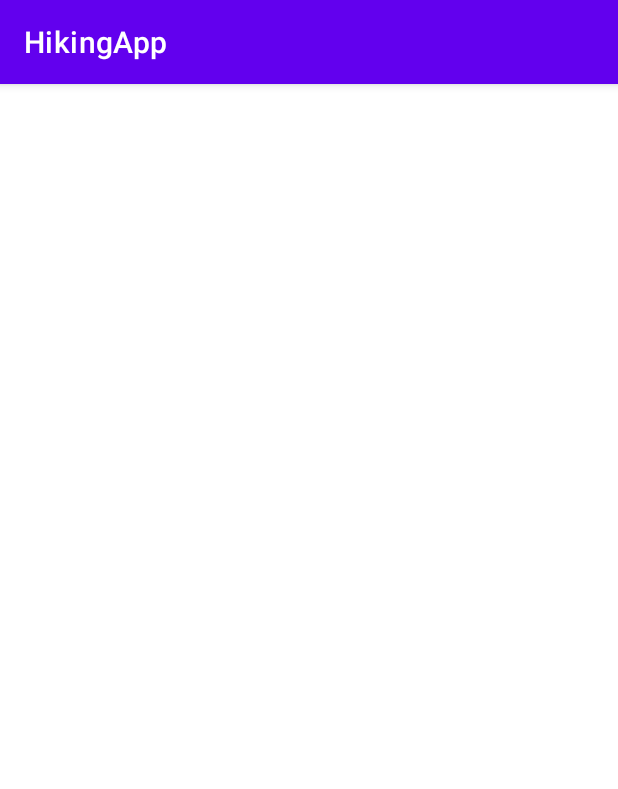
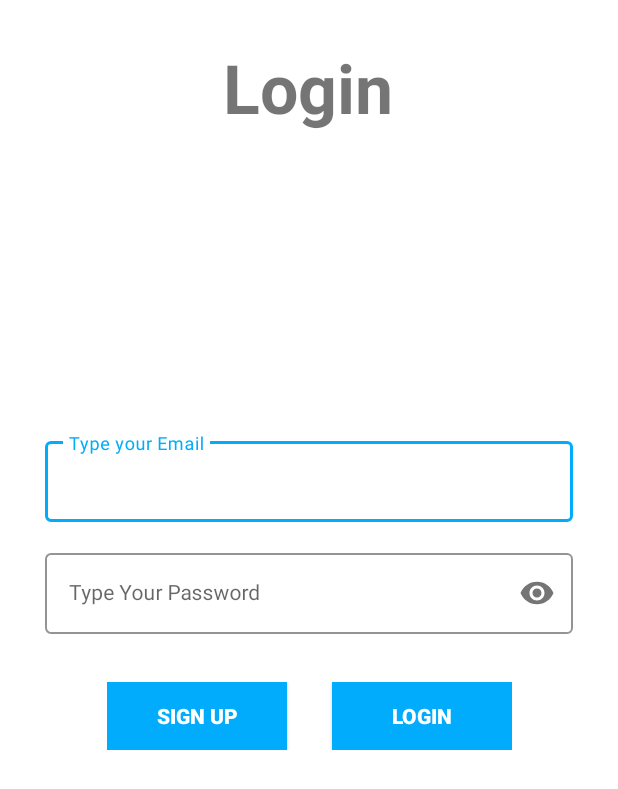
Before and after one commit to bulent017/HikingApp.v2, an Android app: the screen it shows after launch (AuthActivity), on a phone screen of 412 x 824 dp. Shown: the top 789 px of the screen. Run offline under Robolectric (Android 15) with nearby library versions, the phone set to English and light mode, and no system bars; our stand-ins replace Firebase (no records; nobody signed in at launch, a user with empty details on screens opened directly).

Commit message:
Splash Screen ve Authentication işlemleri tamamlandı
Splash Screen eklendi. Basit slayt animasyonu eklendi.
Firebase bağlantısı kuruldu.
Login sign Up ekranları tamamlandı.

```diff
--- a/app/build.gradle
+++ b/app/build.gradle
@@ -1,6 +1,7 @@
 plugins {
     id 'com.android.application'
     id 'org.jetbrains.kotlin.android'
+    id 'com.google.gms.google-services'
 }
 
 android {
@@ -41,6 +42,8 @@ dependencies {
     implementation 'androidx.appcompat:appcompat:1.6.0'
     implementation 'com.google.android.material:material:1.8.0'
     implementation 'androidx.constraintlayout:constraintlayout:2.1.4'
+    implementation 'com.google.firebase:firebase-auth-ktx:21.0.3'
+    implementation 'com.google.firebase:firebase-database-ktx:20.1.0'
     testImplementation 'junit:junit:4.13.2'
     androidTestImplementation 'androidx.test.ext:junit:1.1.5'
     androidTestImplementation 'androidx.test.espresso:espresso-core:3.5.1'
--- a/app/src/main/AndroidManifest.xml
+++ b/app/src/main/AndroidManifest.xml
@@ -16,6 +16,7 @@
             android:exported="false" />
         <activity
             android:name=".AuthActivity"
+            android:theme="@style/HikingApp.NoActionBar"
             android:exported="false" />
         <activity
             android:name=".SplashActivity"
--- /dev/null
+++ b/app/src/main/java/View/FragmentLogin.kt
@@ -0,0 +1,96 @@
+package View
+
+import android.content.Intent
+import android.os.Bundle
+import android.text.TextUtils
+import androidx.fragment.app.Fragment
+import android.view.LayoutInflater
+import android.view.View
+import android.view.ViewGroup
+import android.widget.Toast
+import androidx.navigation.fragment.findNavController
+import com.example.hikingapp.MainActivity
+import com.example.hikingapp.R
+import com.example.hikingapp.databinding.FragmentLoginBinding
+import com.google.firebase.auth.FirebaseAuth
+import com.google.firebase.auth.ktx.auth
+import com.google.firebase.ktx.Firebase
+
+
+class FragmentLogin : Fragment() {
+    private var _binding: FragmentLoginBinding? = null
+    private val binding get() = _binding!!
+    private lateinit var auth: FirebaseAuth
+
+    override fun onCreate(savedInstanceState: Bundle?) {
+        super.onCreate(savedInstanceState)
+
+    }
+
+    override fun onCreateView(
+        inflater: LayoutInflater, container: ViewGroup?,
+        savedInstanceState: Bundle?
+    ): View? {
+        // Inflate the layout for this fragment
+        _binding = FragmentLoginBinding.inflate(inflater,container,false)
+        auth = Firebase.auth
+        auth = Firebase.auth
+        /*
+        if (auth.currentUser!= null){
+            startActivity(Intent(requireContext(),MainActivity::class.java)) // burada eğer curretn user giriş yaptıysa daha önceden login işlemini tekrar yapmasına gerek  kalmaz
+            finish()
+        }
+
+         */
+
+        binding.apply {
+
+            buttonSignUp.setOnClickListener { findNavController().navigate(R.id.action_fragmentLogin_to_fragmentSignUp) }
+            buttonLogin.setOnClickListener {
+                when{
+                    TextUtils.isEmpty(emailEdittextLogin.text.toString().trim{it<= ' '}) -> {
+                        Toast.makeText(
+                            requireActivity(),
+                            "Please enter email",
+                            Toast.LENGTH_SHORT
+                        ).show()
+                    }
+                    TextUtils.isEmpty(passwordEdittextLogin.text.toString().trim{it<= ' '}) -> {
+                        Toast.makeText(
+                            requireActivity(),
+                            "Please enter password",
+                            Toast.LENGTH_SHORT
+                        ).show()
+                    }
+                    else ->{
+                        val email: String = emailEdittextLogin.text.toString() // trim boşluk girdiyse silimemize olanak tanır
+                        val password: String = passwordEdittextLogin.text.toString()
+                        // Sign in  instance and create a register a user with e mail and password
+                        auth.signInWithEmailAndPassword(email,password).addOnCompleteListener(requireActivity()){task ->
+                            if (task.isSuccessful){
+
+                                startActivity(Intent(requireContext(),MainActivity::class.java)) // activiteye bağlandık
+                                onDestroyView()
+                                onDestroy()
+                            }
+                            else{
+                                Toast.makeText(requireActivity(),task.exception!!.message.toString(),
+                                    Toast.LENGTH_SHORT).show()
+                            }
+                        }
+
+                    }                    }
+                //println(FirebaseAuth.getInstance().currentUser?.uid)
+            }
+        }
+        return binding.root
+    }
+
+
+    override fun onDestroyView() {
+        super.onDestroyView()
+        _binding = null
+    }
+
+
+}
--- a/app/src/main/java/com/example/hikingapp/SplashActivity.kt
+++ b/app/src/main/java/com/example/hikingapp/SplashActivity.kt
@@ -6,6 +6,7 @@ import android.os.Bundle
 import android.os.Handler
 import android.view.animation.AnimationUtils
 import android.widget.ImageView
+import android.widget.TextView
 import com.example.hikingapp.databinding.ActivityAuthBinding
 import com.example.hikingapp.databinding.ActivitySplashBinding
 
@@ -19,8 +20,10 @@ class SplashActivity : AppCompatActivity() {
         setContentView(binding.root)
 
         val backgroundImage: ImageView = binding.imageView
+        val header: TextView = binding.textView
         val sideAnimation =AnimationUtils.loadAnimation(this,R.anim.slide)
         backgroundImage.startAnimation(sideAnimation)
+        header.startAnimation(sideAnimation)
 
         Handler().postDelayed({startActivity(Intent(this,AuthActivity::class.java))
                               finish()},4000)
--- a/app/src/main/res/layout/activity_auth.xml
+++ b/app/src/main/res/layout/activity_auth.xml
@@ -6,4 +6,13 @@
     android:layout_height="match_parent"
     tools:context=".AuthActivity">
 
+    <androidx.fragment.app.FragmentContainerView
+        android:id="@+id/fragmentContainerView"
+        android:name="androidx.navigation.fragment.NavHostFragment"
+        android:layout_width="match_parent"
+        android:layout_height="match_parent"
+        app:defaultNavHost="true"
+        app:navGraph="@navigation/naviigation_graph_auth"
+        tools:layout_editor_absoluteX="1dp"
+        tools:layout_editor_absoluteY="1dp" />
 </androidx.constraintlayout.widget.ConstraintLayout>
--- a/app/src/main/res/layout/activity_splash.xml
+++ b/app/src/main/res/layout/activity_splash.xml
@@ -22,7 +22,8 @@
         android:layout_width="wrap_content"
         android:layout_height="wrap_content"
         android:fontFamily="sans-serif-black"
-        android:text="TextView"
+        android:text="Time To Walk"
+        android:textSize="40sp"
         app:layout_constraintBottom_toBottomOf="parent"
         app:layout_constraintEnd_toEndOf="parent"
         app:layout_constraintStart_toStartOf="parent"
--- /dev/null
+++ b/app/src/main/res/layout/fragment_login.xml
@@ -0,0 +1,109 @@
+<androidx.constraintlayout.widget.ConstraintLayout xmlns:android="http://schemas.android.com/apk/res/android"
+    xmlns:tools="http://schemas.android.com/tools"
+    android:layout_width="match_parent"
+    android:layout_height="match_parent"
+    xmlns:app="http://schemas.android.com/apk/res-auto"
+    tools:context="View.FragmentLogin">
+
+    <TextView
+        android:id="@+id/LoginID"
+        android:layout_width="184dp"
+        android:layout_height="0dp"
+        android:layout_marginTop="28dp"
+        android:gravity="center"
+        android:text="@string/login"
+        android:textSize="45sp"
+        android:textStyle="bold"
+        app:layout_constraintEnd_toEndOf="parent"
+        app:layout_constraintHorizontal_bias="0.497"
+        app:layout_constraintStart_toStartOf="parent"
+        app:layout_constraintTop_toTopOf="parent" />
+
+    <com.google.android.material.textfield.TextInputLayout
+        android:id="@+id/emailLayout"
+        style="@style/LoginTextInputOuterFieldStyle"
+        android:layout_width="match_parent"
+        android:layout_height="wrap_content"
+        android:layout_marginHorizontal="30dp"
+        android:layout_marginTop="200dp"
+        app:boxStrokeColor="@color/blue"
+        app:hintTextColor="@color/blue"
+        app:layout_constraintEnd_toEndOf="parent"
+        app:layout_constraintHorizontal_bias="0.5"
+        app:layout_constraintStart_toStartOf="parent"
+        app:layout_constraintTop_toBottomOf="@+id/LoginID">
+
+        <com.google.android.material.textfield.TextInputEditText
+            android:id="@+id/emailEdittext_Login"
+            style="@style/LoginTextInputInnerFieldStyle"
+            android:layout_width="match_parent"
+            android:layout_height="wrap_content"
+            android:baselineAligned="false"
+            android:hint="@string/type_your_email"
+            android:inputType="textEmailAddress" />
+    </com.google.android.material.textfield.TextInputLayout>
+
+    <com.google.android.material.textfield.TextInputLayout
+        android:id="@+id/passwordLayout"
+        style="@style/LoginTextInputOuterFieldStyle"
+        android:layout_width="0dp"
+        android:layout_height="wrap_content"
+        android:layout_marginStart="30dp"
+        android:layout_marginEnd="30dp"
+        app:boxStrokeColor="@color/blue"
+        app:hintTextColor="@color/blue"
+        app:layout_constraintEnd_toEndOf="parent"
+        app:layout_constraintStart_toStartOf="parent"
+        app:layout_constraintTop_toBottomOf="@+id/emailLayout"
+        app:passwordToggleEnabled="true">
+
+        <com.google.android.material.textfield.TextInputEditText
+            android:id="@+id/passwordEdittext_Login"
+            style="@style/LoginTextInputInnerFieldStyle"
+            android:layout_width="match_parent"
+            android:layout_height="wrap_content"
+            android:baselineAligned="false"
+            android:hint="@string/type_your_password"
+            android:inputType="textPassword" />
+    </com.google.android.material.textfield.TextInputLayout>
+
+    <LinearLayout
+        android:layout_width="270dp"
+        android:layout_height="45dp"
+        android:layout_marginTop="32dp"
+        app:layout_constraintEnd_toEndOf="parent"
+        app:layout_constraintStart_toStartOf="parent"
+        app:layout_constraintTop_toBottomOf="@+id/passwordLayout">
+
+        <androidx.appcompat.widget.AppCompatButton
+            android:id="@+id/buttonSignUp"
+            android:layout_width="120dp"
+            android:layout_height="45dp"
+            android:layout_marginEnd="30dp"
+
+            android:layout_marginBottom="220dp"
+            android:background="@color/blue"
+            android:text="@string/sign_up"
+            android:textColor="@color/white"
+            android:textStyle="bold"
+            app:layout_constraintBottom_toBottomOf="parent"
+            app:layout_constraintEnd_toStartOf="@+id/buttonLogin"
+            app:layout_constraintHorizontal_bias="0.477" />
+
+        <androidx.appcompat.widget.AppCompatButton
+            android:id="@+id/buttonLogin"
+            android:layout_width="120dp"
+            android:layout_height="45dp"
+            android:layout_marginEnd="60dp"
+
+
+            android:layout_marginBottom="220dp"
+            android:background="@color/blue"
+            android:text="@string/login2"
+            android:textColor="@color/white"
+            android:textStyle="bold" />
+
+    </LinearLayout>
+
+
+</androidx.constraintlayout.widget.ConstraintLayout>
--- /dev/null
+++ b/app/src/main/res/navigation/naviigation_graph_auth.xml
@@ -0,0 +1,22 @@
+<?xml version="1.0" encoding="utf-8"?>
+<navigation xmlns:android="http://schemas.android.com/apk/res/android"
+    xmlns:app="http://schemas.android.com/apk/res-auto"
+    xmlns:tools="http://schemas.android.com/tools"
+    android:id="@+id/naviigation_graph_auth"
+    app:startDestination="@id/fragmentLogin">
+
+    <fragment
+        android:id="@+id/fragmentLogin"
+        android:name="View.FragmentLogin"
+        android:label="fragment_login"
+        tools:layout="@layout/fragment_login" >
+        <action
+            android:id="@+id/action_fragmentLogin_to_fragmentSignUp"
+            app:destination="@id/fragmentSignUp" />
+    </fragment>
+    <fragment
+        android:id="@+id/fragmentSignUp"
+        android:name="View.FragmentSignUp"
+        android:label="fragment_sign_up"
+        tools:layout="@layout/fragment_sign_up" />
+</navigation>
--- a/app/src/main/res/values/strings.xml
+++ b/app/src/main/res/values/strings.xml
@@ -1,3 +1,13 @@
 <resources>
     <string name="app_name">HikingApp</string>
+    <!-- TODO: Remove or change this placeholder text -->
+    <string name="hello_blank_fragment">Hello blank fragment</string>
+    <string name="login">Login</string>
+    <string name="type_your_email">Type your Email</string>
+    <string name="type_your_password">Type Your Password</string>
+    <string name="sign_up">Sign up</string>
+    <string name="login2">Login</string>
+    <string name="type_your_name">Type your name</string>
+    <string name="type_your_password_again">Type your password again</string>
+    <string name="sign_up2">Sign Up</string>
 </resources>
```
Also changed, not shown: app/src/main/java/View/FragmentSignUp.kt (added, +135 -0 lines), app/src/main/res/layout/fragment_sign_up.xml (added, +150 -0 lines), build.gradle (+10 -1 lines), 1 other file.
